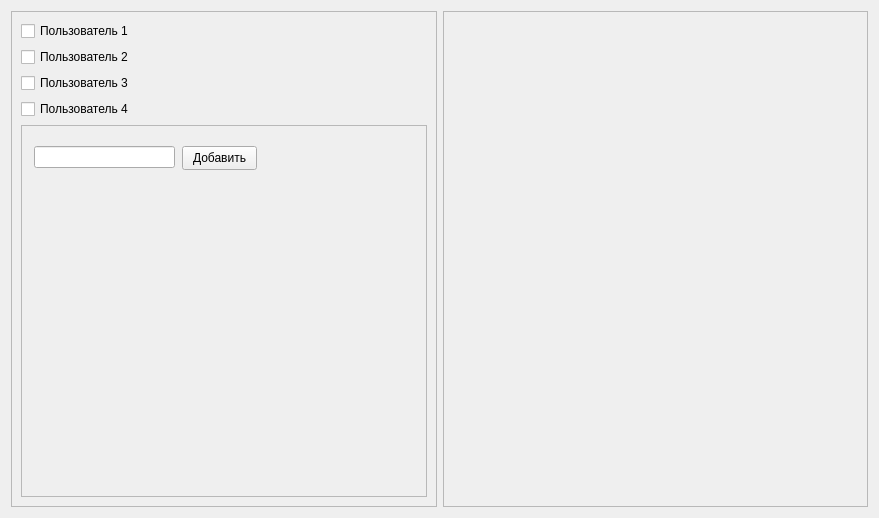
Old version of the form emails.ui in the repository user160244980349/VAST2014.
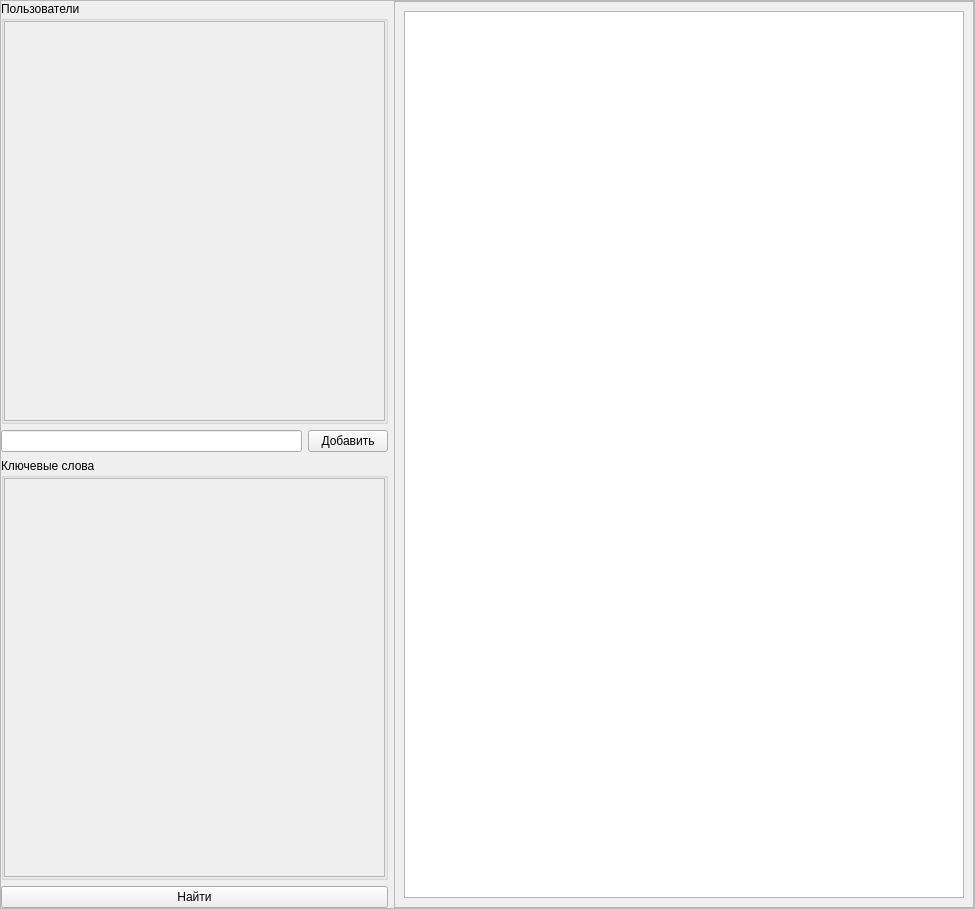
New version of the form.

Commit message: кнопка найти, перегруппированы элементы

```diff
--- a/emails.ui
+++ b/emails.ui
@@ -6,16 +6,26 @@
    <rect>
     <x>0</x>
     <y>0</y>
-    <width>879</width>
-    <height>518</height>
+    <width>975</width>
+    <height>909</height>
    </rect>
   </property>
   <property name="windowTitle">
    <string>Form</string>
   </property>
-  <layout class="QHBoxLayout" name="horizontalLayout">
-   <item>
-    <layout class="QVBoxLayout" name="verticalLayout_2">
+  <layout class="QHBoxLayout" name="horizontalLayout_2" stretch="2">
+   <property name="leftMargin">
+    <number>0</number>
+   </property>
+   <property name="topMargin">
+    <number>0</number>
+   </property>
+   <property name="rightMargin">
+    <number>0</number>
+   </property>
+   <property name="bottomMargin">
+    <number>0</number>
+   </property>
      <item>
       <widget class="QScrollArea" name="scrollArea">
        <property name="widgetResizable">
@@ -26,87 +36,186 @@
          <rect>
           <x>0</x>
           <y>0</y>
-          <width>424</width>
-          <height>496</height>
-         </rect>
-        </property>
+        <width>973</width>
+        <height>907</height>
+       </rect>
+      </property>
+      <layout class="QHBoxLayout" name="horizontalLayout_3" stretch="2,3">
+       <property name="leftMargin">
+        <number>0</number>
+       </property>
+       <property name="topMargin">
+        <number>0</number>
+       </property>
+       <property name="rightMargin">
+        <number>0</number>
+       </property>
+       <property name="bottomMargin">
+        <number>0</number>
+       </property>
+       <item>
+        <layout class="QGridLayout" name="gridLayout_2" rowstretch="1,0,0,1,0">
+         <item row="0" column="0">
         <layout class="QVBoxLayout" name="verticalLayout">
          <item>
-          <widget class="QCheckBox" name="checkBox">
-           <property name="text">
-            <string>Пользователь 1</string>
-           </property>
-          </widget>
-         </item>
-         <item>
-          <widget class="QCheckBox" name="checkBox_2">
-           <property name="text">
-            <string>Пользователь 2</string>
-           </property>
-          </widget>
-         </item>
-         <item>
-          <widget class="QCheckBox" name="checkBox_3">
-           <property name="text">
-            <string>Пользователь 3</string>
-           </property>
-          </widget>
-         </item>
-         <item>
-          <widget class="QCheckBox" name="checkBox_4">
-           <property name="text">
-            <string>Пользователь 4</string>
-           </property>
-          </widget>
-         </item>
+            <widget class="QGroupBox" name="gbUsers">
+             <property name="title">
+              <string>Пользователи</string>
+             </property>
+             <property name="alignment">
+              <set>Qt::AlignLeading|Qt::AlignLeft|Qt::AlignTop</set>
+             </property>
+             <layout class="QVBoxLayout" name="verticalLayout_2">
+              <property name="leftMargin">
+               <number>0</number>
+              </property>
+              <property name="topMargin">
+               <number>0</number>
+              </property>
+              <property name="rightMargin">
+               <number>0</number>
+              </property>
+              <property name="bottomMargin">
+               <number>0</number>
+              </property>
          <item>
-          <widget class="QScrollArea" name="scrollArea_2">
+               <widget class="QScrollArea" name="saUsers">
            <property name="widgetResizable">
             <bool>true</bool>
            </property>
-           <widget class="QWidget" name="scrollAreaWidgetContents_2">
+                <widget class="QWidget" name="scrollAreaWidgetContents_3">
             <property name="geometry">
              <rect>
               <x>0</x>
               <y>0</y>
-              <width>404</width>
-              <height>372</height>
-             </rect>
-            </property>
-            <widget class="QLineEdit" name="lineEdit">
-             <property name="geometry">
-              <rect>
-               <x>12</x>
-               <y>20</y>
-               <width>141</width>
-               <height>22</height>
-              </rect>
-             </property>
-            </widget>
-            <widget class="QPushButton" name="pushButton">
-             <property name="geometry">
-              <rect>
-               <x>160</x>
-               <y>20</y>
-               <width>75</width>
-               <height>24</height>
-              </rect>
+                   <width>375</width>
+                   <height>388</height>
+                  </rect>
+                 </property>
+                 <layout class="QVBoxLayout" name="verticalLayout_4">
+                  <property name="leftMargin">
+                   <number>0</number>
+                  </property>
+                  <property name="topMargin">
+                   <number>0</number>
+                  </property>
+                  <property name="rightMargin">
+                   <number>0</number>
+                  </property>
+                  <property name="bottomMargin">
+                   <number>0</number>
+                  </property>
+                  <item>
+                   <layout class="QVBoxLayout" name="vaUsers"/>
+                  </item>
+                 </layout>
+                </widget>
+               </widget>
+              </item>
+             </layout>
+            </widget>
+           </item>
+          </layout>
+         </item>
+         <item row="2" column="0">
+          <layout class="QHBoxLayout" name="horizontalLayout">
+           <item>
+            <widget class="QLineEdit" name="txtKey"/>
+           </item>
+           <item>
+            <widget class="QPushButton" name="btnAdd">
+             <property name="sizePolicy">
+              <sizepolicy hsizetype="Fixed" vsizetype="Fixed">
+               <horstretch>0</horstretch>
+               <verstretch>0</verstretch>
+              </sizepolicy>
              </property>
              <property name="text">
               <string>Добавить</string>
              </property>
             </widget>
-           </widget>
-          </widget>
+           </item>
+          </layout>
+         </item>
+         <item row="4" column="0">
+          <widget class="QPushButton" name="btnFind">
+           <property name="text">
+            <string>Найти</string>
+           </property>
+          </widget>
          </item>
+         <item row="3" column="0">
+          <widget class="QGroupBox" name="gbKeys">
+           <property name="title">
+            <string>Ключевые слова</string>
+           </property>
+           <property name="alignment">
+            <set>Qt::AlignLeading|Qt::AlignLeft|Qt::AlignTop</set>
+           </property>
+           <layout class="QVBoxLayout" name="verticalLayout_5">
+            <property name="leftMargin">
+             <number>0</number>
+            </property>
+            <property name="topMargin">
+             <number>0</number>
+            </property>
+            <property name="rightMargin">
+             <number>0</number>
+            </property>
+            <property name="bottomMargin">
+             <number>0</number>
+            </property>
+            <item>
+             <layout class="QVBoxLayout" name="verticalLayout_6">
+              <item>
+               <widget class="QScrollArea" name="saKeys">
+                <property name="widgetResizable">
+                 <bool>true</bool>
+                </property>
+                <widget class="QWidget" name="scrollAreaWidgetContents_2">
+                 <property name="geometry">
+                  <rect>
+                   <x>0</x>
+                   <y>0</y>
+                   <width>375</width>
+                   <height>387</height>
+                  </rect>
+                 </property>
+                 <layout class="QVBoxLayout" name="verticalLayout_8">
+                  <property name="leftMargin">
+                   <number>0</number>
+                  </property>
+                  <property name="topMargin">
+                   <number>0</number>
+                  </property>
+                  <property name="rightMargin">
+                   <number>0</number>
+                  </property>
+                  <property name="bottomMargin">
+                   <number>0</number>
+                  </property>
+                  <item>
+                   <layout class="QVBoxLayout" name="vaKeys"/>
+                  </item>
         </layout>
        </widget>
       </widget>
      </item>
     </layout>
    </item>
+           </layout>
+          </widget>
+         </item>
+        </layout>
+       </item>
    <item>
-    <widget class="QScrollArea" name="scrollArea_3">
+        <widget class="QScrollArea" name="scrollArea_4">
+         <property name="sizePolicy">
+          <sizepolicy hsizetype="Expanding" vsizetype="Expanding">
+           <horstretch>1</horstretch>
+           <verstretch>0</verstretch>
+          </sizepolicy>
+         </property>
      <property name="widgetResizable">
       <bool>true</bool>
      </property>
@@ -115,10 +224,19 @@
        <rect>
         <x>0</x>
         <y>0</y>
-        <width>425</width>
-        <height>498</height>
-       </rect>
-      </property>
+            <width>578</width>
+            <height>905</height>
+           </rect>
+          </property>
+          <layout class="QVBoxLayout" name="verticalLayout_3">
+           <item>
+            <widget class="QTableWidget" name="tblResults"/>
+           </item>
+          </layout>
+         </widget>
+        </widget>
+       </item>
+      </layout>
      </widget>
     </widget>
    </item>
```
Left out of the diff: 2 changed lines with no effect on the pictures. Lines whose indentation alone changed are shown as unchanged.
